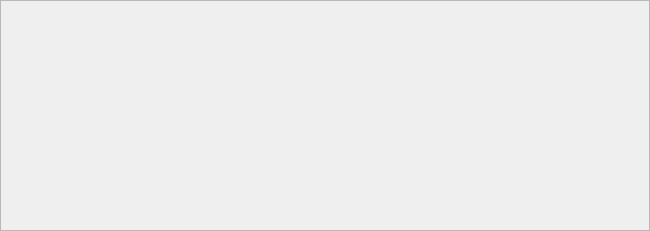
This is ui/remix.ui in StarixWoS/ReMix as Qt 5 draws it before an edit. The edited form follows.
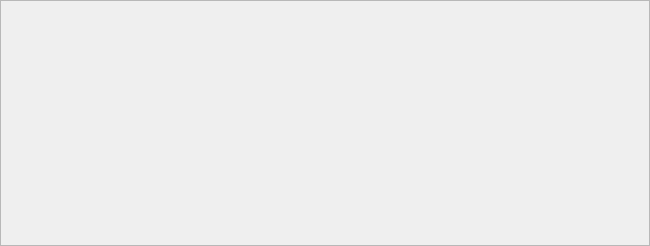
This is the edited form.

The edit to the form file:
```diff
--- a/ui/remix.ui
+++ b/ui/remix.ui
@@ -7,19 +7,19 @@
     <x>0</x>
     <y>0</y>
     <width>650</width>
-    <height>231</height>
+    <height>246</height>
    </rect>
   </property>
   <property name="minimumSize">
    <size>
     <width>0</width>
-    <height>231</height>
+    <height>246</height>
    </size>
   </property>
   <property name="maximumSize">
    <size>
     <width>16777215</width>
-    <height>370</height>
+    <height>407</height>
    </size>
   </property>
   <property name="windowTitle">
```
